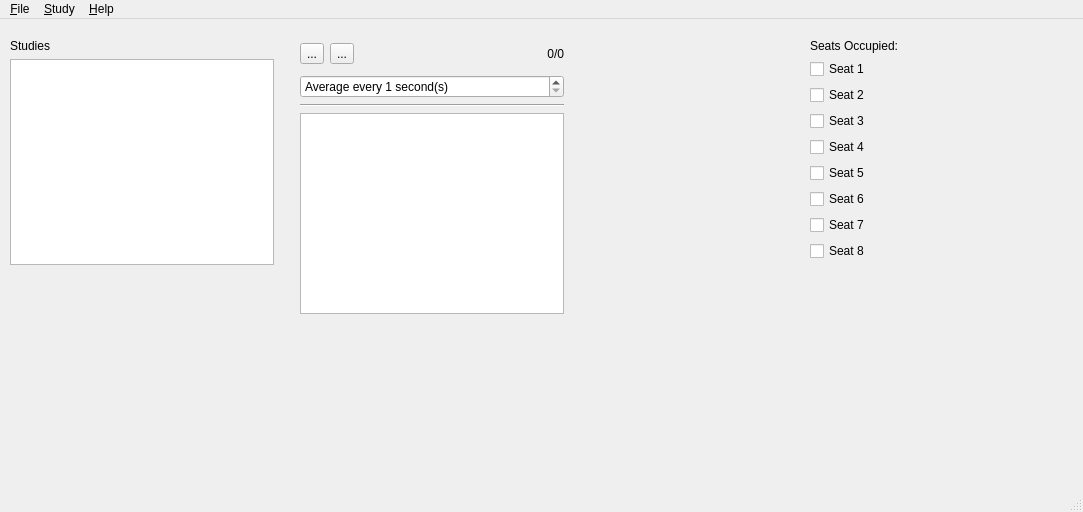
Before: the Qt Designer form mainwindow.ui in josebur/UMSL, drawn with Qt 5.
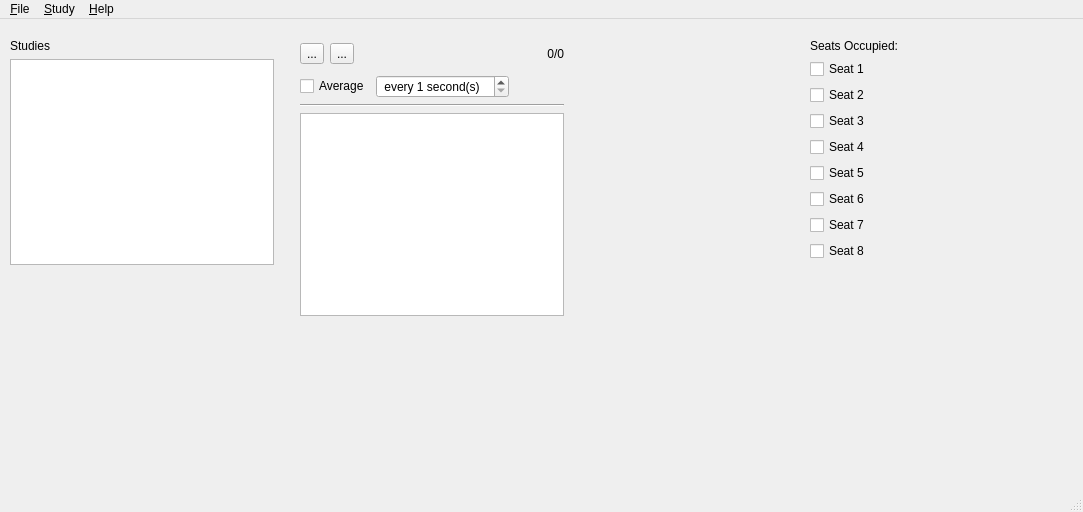
After: the same form once the commit is applied. Icons and pictures are not drawn. Custom widgets are drawn as their Qt base class.

Commit message: Add a checkbox to enable/disable averaging and have the app remember if it was checked on close

Patch:
```diff
--- a/mainwindow.ui
+++ b/mainwindow.ui
@@ -46,7 +46,7 @@
       <x>300</x>
       <y>20</y>
       <width>264</width>
-      <height>275</height>
+      <height>277</height>
      </rect>
     </property>
     <layout class="QVBoxLayout" name="verticalLayout_2">
@@ -136,17 +136,41 @@
       </layout>
      </item>
      <item>
+      <layout class="QHBoxLayout" name="horizontalLayout_2">
+       <item>
+        <widget class="QCheckBox" name="averageCheckBox">
+         <property name="text">
+          <string>Average</string>
+         </property>
+        </widget>
+       </item>
+       <item>
       <widget class="QSpinBox" name="averageSpinBox">
        <property name="suffix">
         <string> second(s)</string>
        </property>
        <property name="prefix">
-        <string>Average every </string>
+          <string> every </string>
        </property>
        <property name="minimum">
         <number>1</number>
        </property>
       </widget>
+       </item>
+       <item>
+        <spacer name="horizontalSpacer">
+         <property name="orientation">
+          <enum>Qt::Horizontal</enum>
+         </property>
+         <property name="sizeHint" stdset="0">
+          <size>
+           <width>40</width>
+           <height>20</height>
+          </size>
+         </property>
+        </spacer>
+       </item>
+      </layout>
      </item>
      <item>
       <widget class="Line" name="line">
```
Lines whose indentation alone changed are shown as unchanged. The commit also changes 1 other file.
